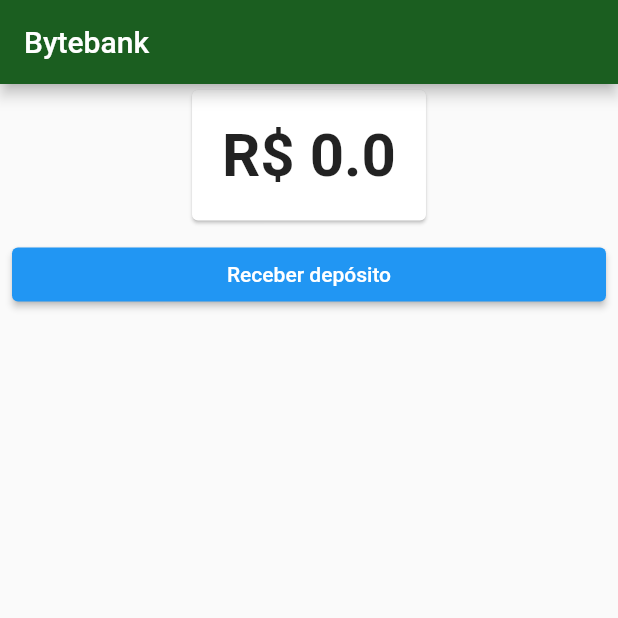
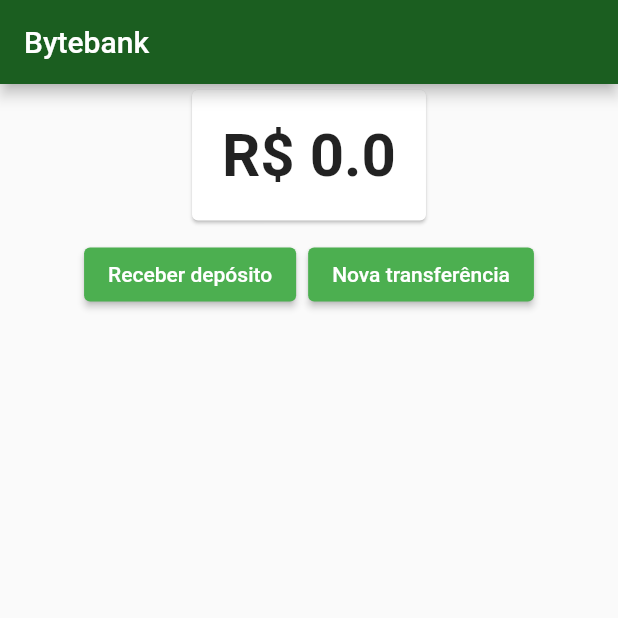
Before and after one commit to AndressaCode/flutter_estados, a Flutter app: the screen it shows after launch, on a phone screen of 412 x 824 dp, the top half of it. Run offline on Flutter 3.47's test engine with Material 2 defaults, Android fonts, the phone set to English and light mode, and no system bars.

Commit message:
Inserção de validação dos métodos de receber depósito e nova transferencia

```diff
--- a/lib/screens/dashboard/dashboard.dart
+++ b/lib/screens/dashboard/dashboard.dart
@@ -2,6 +2,7 @@ import 'package:flutter/material.dart';
 import 'package:flutter_estados/models/saldo.dart';
 import 'package:flutter_estados/screens/dashboard/saldo.dart';
 import 'package:flutter_estados/screens/deposito/formulario.dart';
+import 'package:flutter_estados/screens/transferencia/formulario.dart';
 import 'package:provider/provider.dart';
 
 class Dashboard extends StatelessWidget {
@@ -16,9 +17,14 @@ class Dashboard extends StatelessWidget {
             alignment: Alignment.topCenter,
             child: SaldoCard(),
           ),
-          Padding(
-            padding: const EdgeInsets.all(8.0),
-            child: ElevatedButton(
+          ButtonBar(
+            alignment: MainAxisAlignment.center,
+            children: <Widget>[
+              ElevatedButton(
+                style: ButtonStyle(
+                  backgroundColor:
+                      MaterialStateProperty.all<Color>(Colors.green),
+                ),
                 child: Text('Receber depósito'),
                 onPressed: () {
                   Navigator.push(context, MaterialPageRoute(builder: (context) {
@@ -26,6 +32,19 @@ class Dashboard extends StatelessWidget {
                   }));
                 },
               ),
+              ElevatedButton(
+                style: ButtonStyle(
+                  backgroundColor:
+                  MaterialStateProperty.all<Color>(Colors.green),
+                ),
+                child: Text('Nova transferência'),
+                onPressed: () {
+                  Navigator.push(context, MaterialPageRoute(builder: (context) {
+                    return FormularioTransferencia();
+                  }));
+                },
+              ),
+            ],
           ),
         ],
       ),
```
Also changed, not shown: lib/main.dart (+14 -4 lines), lib/models/transferencias.dart (added, +14 -0 lines), lib/screens/transferencia/formulario.dart (+23 -12 lines). Lines whose indentation alone changed are shown as unchanged.
